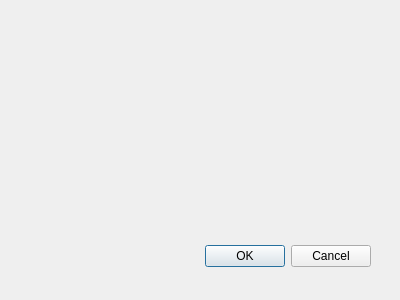
Above: select_areas/select_areas_dialog_base.ui from ianturton/random_rectangles before the change. Below: the same form after it.
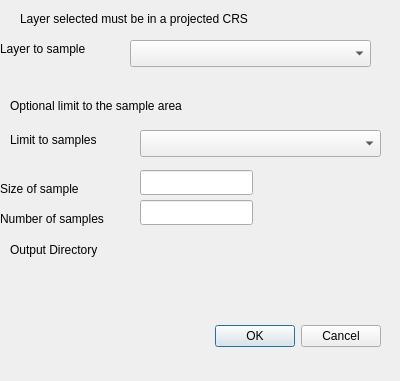
That is the form after the change. Custom widgets are drawn as their Qt base class.

```diff
--- a/select_areas/select_areas_dialog_base.ui
+++ b/select_areas/select_areas_dialog_base.ui
@@ -1,22 +1,22 @@
 <ui version="4.0" >
  <class>SelectAreasDialogBase</class>
- <widget class="QDialog" name="SelectAreasDialogBase" >
-  <property name="geometry" >
+ <widget class="QDialog" name="SelectAreasDialogBase">
+  <property name="geometry">
    <rect>
     <x>0</x>
     <y>0</y>
     <width>400</width>
-    <height>300</height>
+    <height>381</height>
    </rect>
   </property>
   <property name="windowTitle" >
    <string>Select Areas</string>
   </property>
-  <widget class="QDialogButtonBox" name="button_box" >
-   <property name="geometry" >
+  <widget class="QDialogButtonBox" name="button_box">
+   <property name="geometry">
     <rect>
-     <x>30</x>
-     <y>240</y>
+     <x>40</x>
+     <y>320</y>
      <width>341</width>
      <height>32</height>
     </rect>
@@ -28,7 +28,160 @@
     <set>QDialogButtonBox::Cancel|QDialogButtonBox::Ok</set>
    </property>
   </widget>
+  <widget class="QgsMapLayerComboBox" name="mMapLayerComboBox">
+   <property name="geometry">
+    <rect>
+     <x>130</x>
+     <y>40</y>
+     <width>241</width>
+     <height>27</height>
+    </rect>
+   </property>
+  </widget>
+  <widget class="QLabel" name="label">
+   <property name="geometry">
+    <rect>
+     <x>0</x>
+     <y>40</y>
+     <width>111</width>
+     <height>17</height>
+    </rect>
+   </property>
+   <property name="text">
+    <string>Layer to sample</string>
+   </property>
+  </widget>
+  <widget class="QLabel" name="label_2">
+   <property name="geometry">
+    <rect>
+     <x>0</x>
+     <y>180</y>
+     <width>101</width>
+     <height>17</height>
+    </rect>
+   </property>
+   <property name="text">
+    <string>Size of sample</string>
+   </property>
+  </widget>
+  <widget class="QLabel" name="label_3">
+   <property name="geometry">
+    <rect>
+     <x>0</x>
+     <y>210</y>
+     <width>141</width>
+     <height>17</height>
+    </rect>
+   </property>
+   <property name="text">
+    <string>Number of samples</string>
+   </property>
+  </widget>
+  <widget class="QLineEdit" name="lineEdit">
+   <property name="geometry">
+    <rect>
+     <x>140</x>
+     <y>170</y>
+     <width>113</width>
+     <height>25</height>
+    </rect>
+   </property>
+  </widget>
+  <widget class="QLineEdit" name="lineEdit_2">
+   <property name="geometry">
+    <rect>
+     <x>140</x>
+     <y>200</y>
+     <width>113</width>
+     <height>25</height>
+    </rect>
+   </property>
+  </widget>
+  <widget class="QgsMapLayerComboBox" name="mMapLayerComboBox_2">
+   <property name="geometry">
+    <rect>
+     <x>140</x>
+     <y>130</y>
+     <width>241</width>
+     <height>27</height>
+    </rect>
+   </property>
+  </widget>
+  <widget class="QLabel" name="label_4">
+   <property name="geometry">
+    <rect>
+     <x>10</x>
+     <y>130</y>
+     <width>111</width>
+     <height>20</height>
+    </rect>
+   </property>
+   <property name="text">
+    <string>Limit to samples</string>
+   </property>
+  </widget>
+  <widget class="QLabel" name="label_5">
+   <property name="geometry">
+    <rect>
+     <x>20</x>
+     <y>10</y>
+     <width>351</width>
+     <height>17</height>
+    </rect>
+   </property>
+   <property name="text">
+    <string>Layer selected must be in a projected CRS</string>
+   </property>
+  </widget>
+  <widget class="QLabel" name="label_6">
+   <property name="geometry">
+    <rect>
+     <x>10</x>
+     <y>80</y>
+     <width>361</width>
+     <height>51</height>
+    </rect>
+   </property>
+   <property name="text">
+    <string>Optional limit to the sample area </string>
+   </property>
+  </widget>
+  <widget class="QgsFileWidget" name="mQgsFileWidget">
+   <property name="geometry">
+    <rect>
+     <x>140</x>
+     <y>240</y>
+     <width>241</width>
+     <height>27</height>
+    </rect>
+   </property>
+  </widget>
+  <widget class="QLabel" name="label_7">
+   <property name="geometry">
+    <rect>
+     <x>10</x>
+     <y>240</y>
+     <width>121</width>
+     <height>20</height>
+    </rect>
+   </property>
+   <property name="text">
+    <string>Output Directory</string>
+   </property>
+  </widget>
  </widget>
+ <customwidgets>
+  <customwidget>
+   <class>QgsFileWidget</class>
+   <extends>QWidget</extends>
+   <header>qgsfilewidget.h</header>
+  </customwidget>
+  <customwidget>
+   <class>QgsMapLayerComboBox</class>
+   <extends>QComboBox</extends>
+   <header>qgsmaplayercombobox.h</header>
+  </customwidget>
+ </customwidgets>
  <resources/>
  <connections>
   <connection>
```
Left out of the diff: 33 changed lines with no effect on the pictures.
